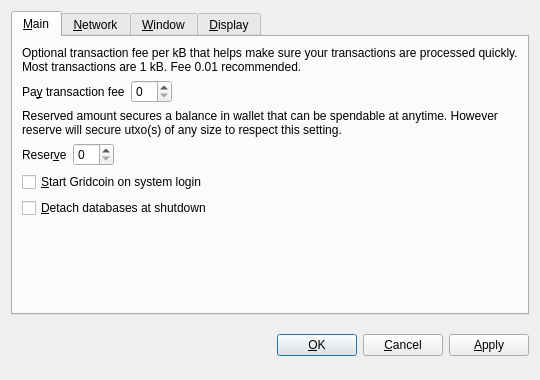
Above: src/qt/forms/optionsdialog.ui from gridcoin-community/Gridcoin-Research before the change. Below: the same form after it.
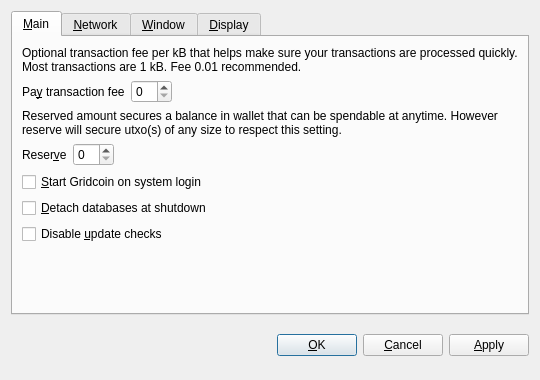
That is the form after the change. Custom widgets are drawn as their Qt base class.

Commit message: Support option in client to turn on and off update checks for current session. Also support a config option to disable the update checks

Diff of the .ui file:
```diff
--- a/src/qt/forms/optionsdialog.ui
+++ b/src/qt/forms/optionsdialog.ui
@@ -142,6 +142,19 @@
          </property>
         </widget>
        </item>
+       <item>
+        <widget class="QCheckBox" name="disableUpdateCheck">
+         <property name="enabled">
+          <bool>true</bool>
+         </property>
+         <property name="toolTip">
+          <string>Allow regular checks for updates</string>
+         </property>
+         <property name="text">
+          <string>Disable &amp;update checks</string>
+         </property>
+        </widget>
+       </item>
        <item>
         <spacer name="verticalSpacer_Main">
          <property name="orientation">
```
The commit also changes 6 other files.
